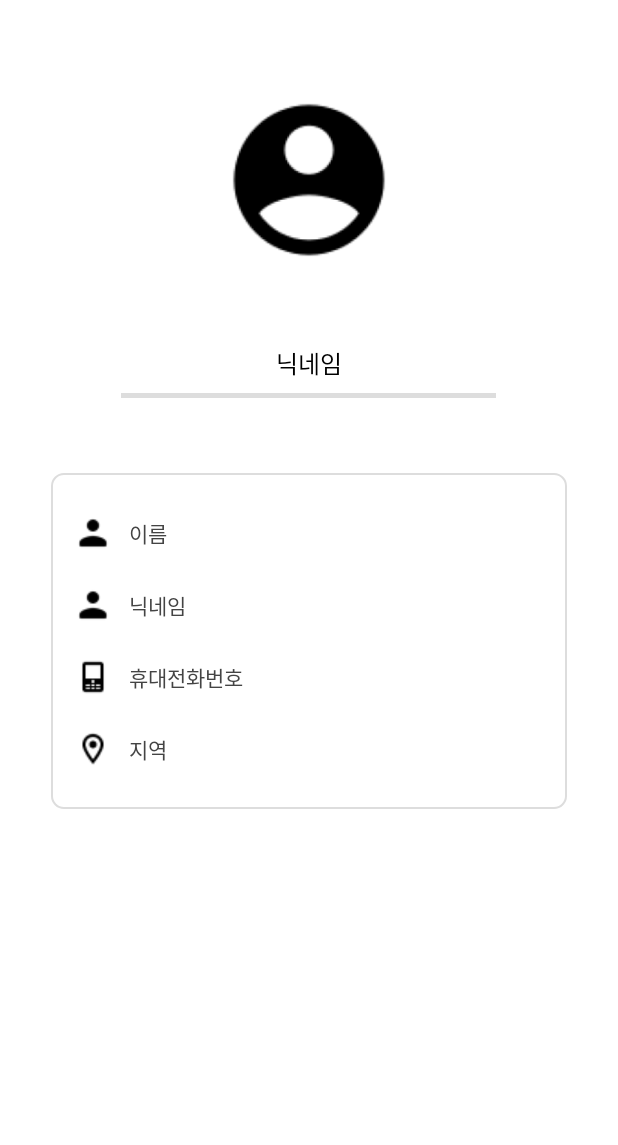
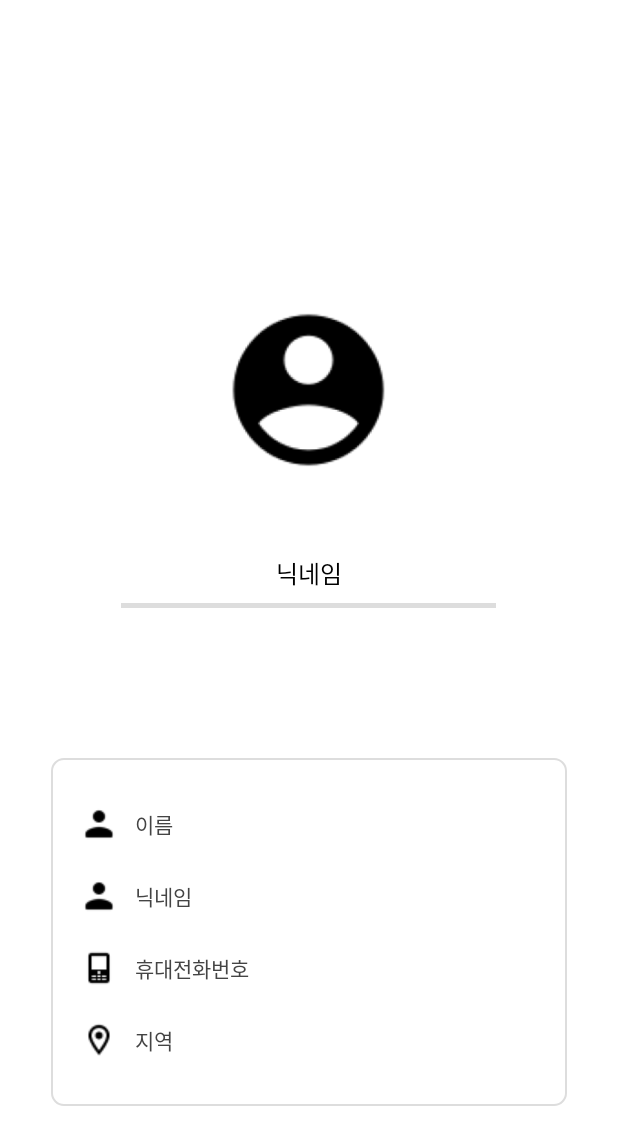
Before and after one commit to gylee44/mommadang, an Android app: the fragment ProfileFragment placed in its activity, on a phone screen of 412 x 824 dp. Shown: the top 1145 px of the screen. Run offline under Robolectric (Android 15) with nearby library versions, the phone set to English and light mode, and no system bars.

Commit message:
프로필수정

```diff
--- a/app/src/main/res/layout/fragment_profile.xml
+++ b/app/src/main/res/layout/fragment_profile.xml
@@ -8,19 +8,19 @@
         android:layout_height="match_parent"
         android:orientation="vertical"
         android:gravity="center_horizontal"
-        android:paddingTop="60dp"
-        android:paddingBottom="24dp"
+        android:paddingTop="200dp"
         android:paddingHorizontal="34dp">
 
         <!-- 프로필 아이콘 -->
         <ImageView
-            android:layout_width="120dp"
+            android:layout_width="wrap_content"
             android:layout_height="120dp"
-            android:src="@drawable/ic_user"
-            android:contentDescription="프로필 사진" />
+            android:contentDescription="프로필 사진"
+            android:src="@drawable/ic_user" />
 
         <!-- 닉네임 -->
         <TextView
+            android:id="@+id/profile_main_nickname"
             android:layout_width="wrap_content"
             android:layout_height="wrap_content"
             android:text="닉네임"
@@ -42,10 +42,12 @@
             android:layout_height="wrap_content"
             android:orientation="vertical"
             android:background="@drawable/bg_signup_card"
-            android:padding="16dp">
+            android:layout_marginTop="50dp"
+            android:padding="20dp">
 
             <!-- 공통 항목 스타일 -->
             <LinearLayout
+                android:id="@+id/profile_name"
                 android:layout_width="match_parent"
                 android:layout_height="wrap_content"
                 android:orientation="horizontal"
@@ -67,6 +69,7 @@
             </LinearLayout>
 
             <LinearLayout
+                android:id="@+id/profile_nickname"
                 android:layout_width="match_parent"
                 android:layout_height="wrap_content"
                 android:orientation="horizontal"
@@ -88,6 +91,7 @@
             </LinearLayout>
 
             <LinearLayout
+                android:id="@+id/profile_phone"
                 android:layout_width="match_parent"
                 android:layout_height="wrap_content"
                 android:orientation="horizontal"
@@ -109,6 +113,7 @@
             </LinearLayout>
 
             <LinearLayout
+                android:id="@+id/profile_live"
                 android:layout_width="match_parent"
                 android:layout_height="wrap_content"
                 android:orientation="horizontal"
```
